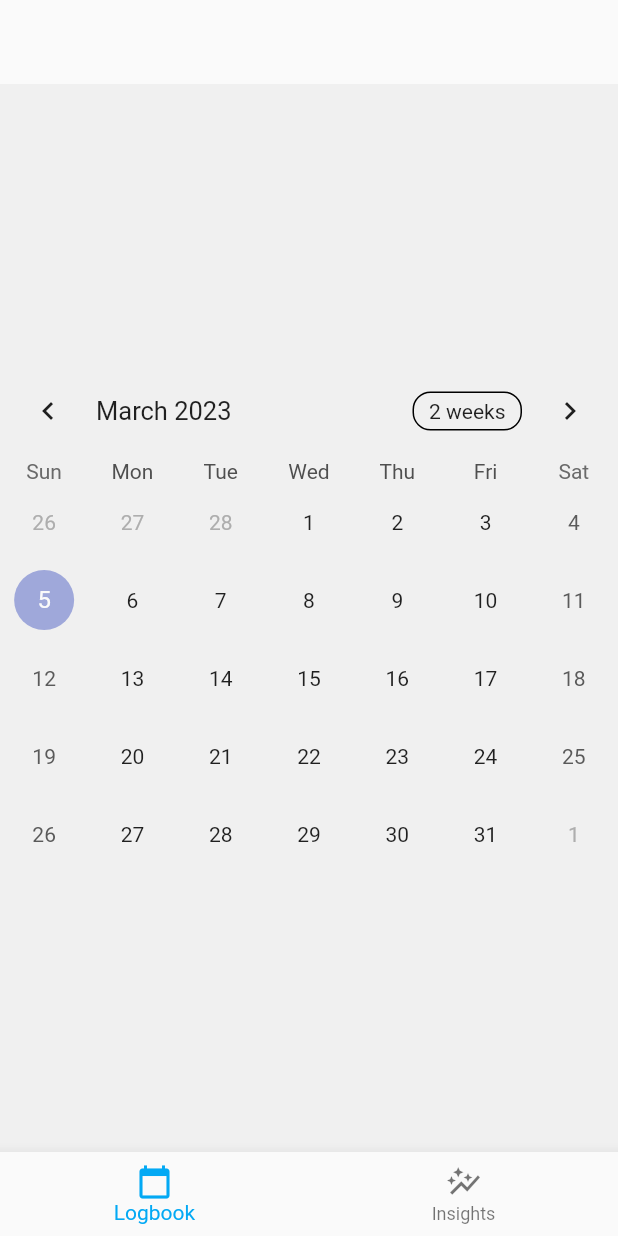
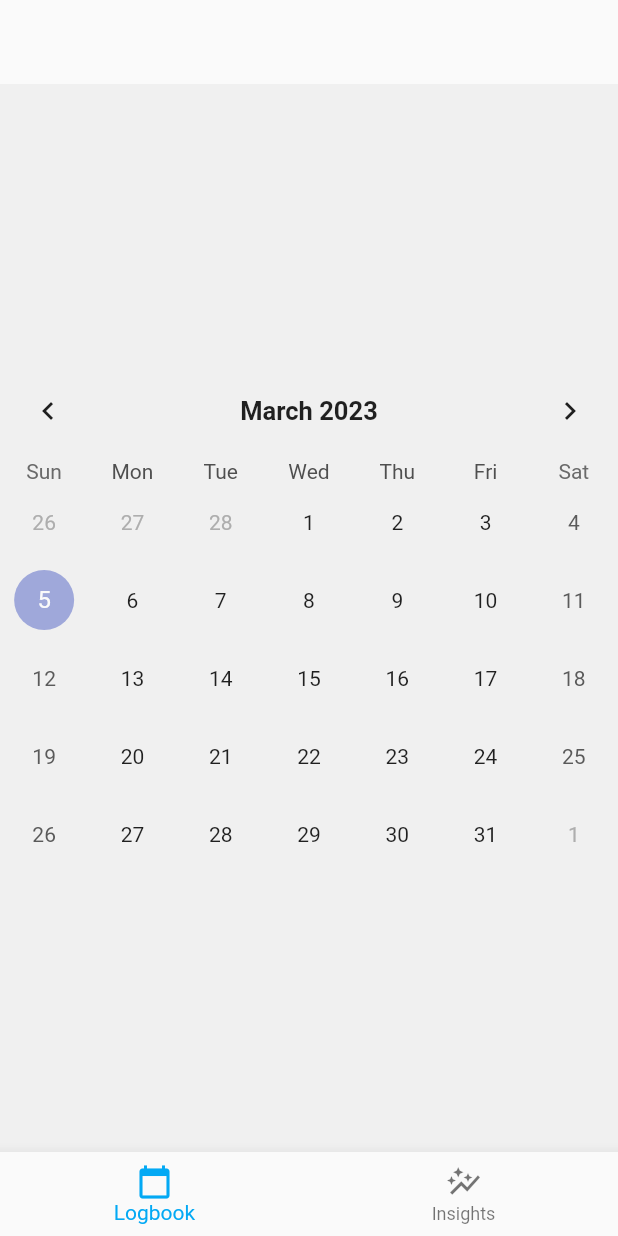
Before and after one commit to draff1800/bodybuildingpal, a Flutter app: the HomeNavigation screen opened directly, on a phone screen of 412 x 824 dp. Run offline on Flutter 3.47's test engine with Material 2 defaults, Android fonts, the light colour scheme and no system bars; drawn by our look-alikes of table_calendar.

Commit message:
Calendar header design progress

```diff
--- a/lib/screens/home/logbook.dart
+++ b/lib/screens/home/logbook.dart
@@ -1,4 +1,5 @@
 import 'package:flutter/material.dart';
+import 'package:intl/intl.dart';
 import 'package:table_calendar/table_calendar.dart';
 
 class LogBook extends StatefulWidget {
@@ -9,12 +10,22 @@ class LogBook extends StatefulWidget {
 }
 
 class _LogBookState extends State<LogBook> {
+  final currentDate = DateTime.now();
+
   @override
   Widget build(BuildContext context) {
     return TableCalendar(
-      firstDay: DateTime.utc(2010, 10, 16),
-      lastDay: DateTime.utc(2030, 3, 14),
-      focusedDay: DateTime.now()
+      firstDay: DateTime.utc(2000, 01, 01),
+      lastDay: DateTime(currentDate.year + 1, currentDate.month, currentDate.day),
+      focusedDay: currentDate,
+      headerStyle: const HeaderStyle(formatButtonVisible: false),
+      calendarBuilders: CalendarBuilders(
+        headerTitleBuilder: (context, day) {
+          return Text( "${DateFormat('MMMM').format(day)} ${day.year}",
+              style: const TextStyle(fontSize: 17, fontWeight: FontWeight.bold),
+              textAlign: TextAlign.center);
+        },
+      ),
     );
   }
 }
```
